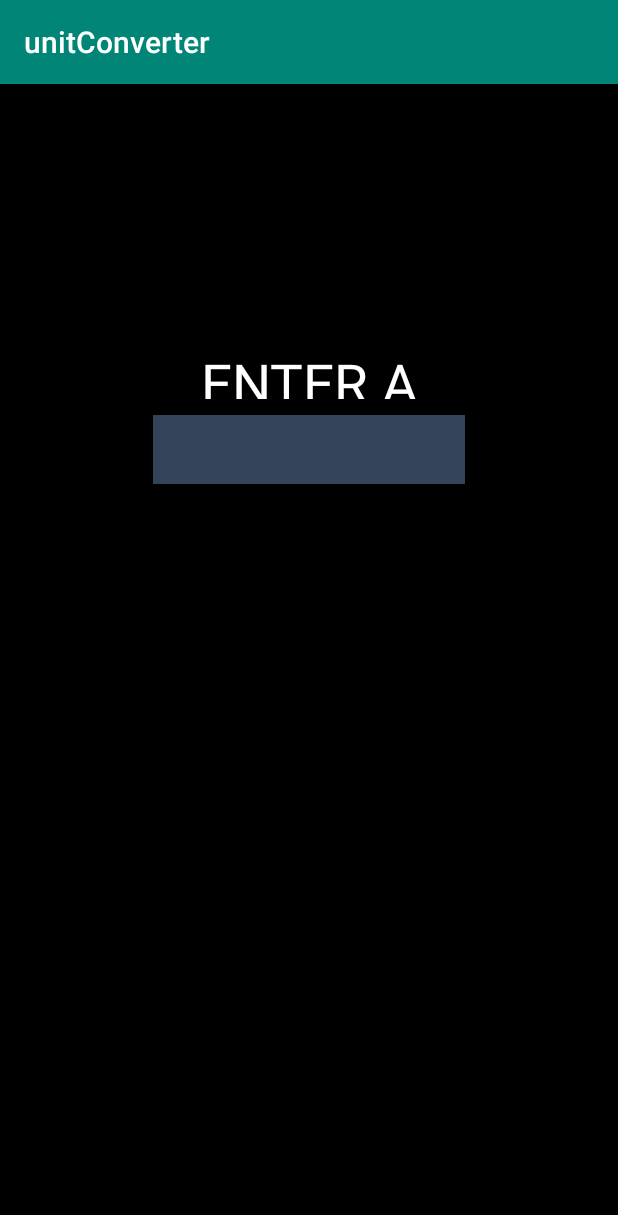
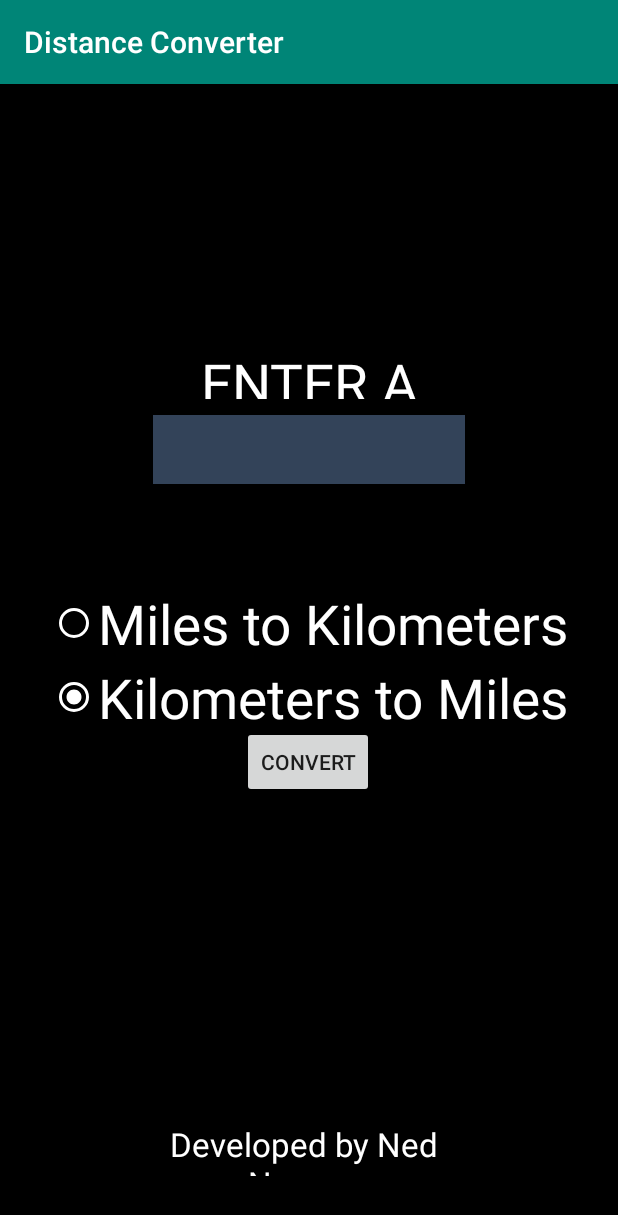
Before and after one commit to ned777/unitConverter, an Android app: the screen it shows after launch (MainActivity), on a phone screen of 412 x 824 dp. Shown: the top 1215 px of the screen. Run offline under Robolectric (Android 15) with nearby library versions, the phone set to English and light mode, and no system bars.

Commit message:
successfully make single selection between two radio button. successfully convert and display number in mile or km.

```diff
--- a/app/src/main/java/com/example/unitconverter/MainActivity.java
+++ b/app/src/main/java/com/example/unitconverter/MainActivity.java
@@ -6,12 +6,18 @@ import android.widget.EditText;
 import android.widget.TextView;
 import android.widget.Button;
 import android.view.View;
+import android.widget.RadioButton;
+import android.widget.RadioGroup;
+
 
 
 
 
 
 public class MainActivity extends AppCompatActivity {
+
+    RadioButton m2km,km2m;
+    RadioGroup radioGroup;
 
     @Override
     protected void onCreate(Bundle savedInstanceState) {
@@ -20,16 +26,33 @@ public class MainActivity extends AppCompatActivity {
 
         final EditText inputText = findViewById(R.id.editText);
         final TextView outputText = findViewById(R.id.textView1);
+
+        m2km = (RadioButton)findViewById(R.id.radioButton);
+        km2m = (RadioButton)findViewById(R.id.radioButton2);
+        radioGroup = (RadioGroup)findViewById(R.id.RGroup);
+
+
+
         Button Add = findViewById(R.id.bt_add);
 
         Add.setOnClickListener(new View.OnClickListener() {
             @Override
             public void onClick(View v){
 
-                double convertedNumber = (Double.valueOf(inputText.getText().toString()))/2;
-                String stringdouble= Double.toString(convertedNumber);
+                if(m2km.isChecked()) {
 
-                outputText.setText(stringdouble);
+                    double convertedNumber = (Double.valueOf(inputText.getText().toString())) * 1.6;
+                    String stringdouble = Double.toString(convertedNumber);
+
+                    outputText.setText(stringdouble + " KM");
+                }else{
+                    double convertedNumber = (Double.valueOf(inputText.getText().toString())) / 1.6;
+                    String stringdouble = Double.toString(convertedNumber);
+
+                    outputText.setText(stringdouble + " MI");
+                }
+
+
 
             }
         });
--- a/app/src/main/res/layout/activity_main.xml
+++ b/app/src/main/res/layout/activity_main.xml
@@ -35,4 +35,86 @@
         app:layout_constraintTop_toTopOf="parent"
         app:layout_constraintVertical_bias="0.238" />
 
+    <TextView
+        android:id="@+id/textView2"
+        android:layout_width="201dp"
+        android:layout_height="36dp"
+        android:gravity="center"
+        android:text="Developed by Ned Nguyen"
+        android:textColor="#FFFFFF"
+        android:textSize="33px"
+        app:layout_constraintBottom_toBottomOf="parent"
+        app:layout_constraintEnd_toEndOf="parent"
+        app:layout_constraintHorizontal_bias="0.485"
+        app:layout_constraintStart_toStartOf="parent"
+        app:layout_constraintTop_toTopOf="parent"
+        app:layout_constraintVertical_bias="0.945" />
+
+    <Button
+        android:id="@+id/bt_add"
+        android:layout_width="wrap_content"
+        android:layout_height="wrap_content"
+        android:text="CONVERT"
+        app:layout_constraintBottom_toBottomOf="parent"
+        app:layout_constraintEnd_toEndOf="parent"
+        app:layout_constraintHorizontal_bias="0.498"
+        app:layout_constraintStart_toStartOf="parent"
+        app:layout_constraintTop_toTopOf="parent"
+        app:layout_constraintVertical_bias="0.594" />
+
+    <TextView
+        android:id="@+id/textView1"
+        android:layout_width="wrap_content"
+        android:layout_height="wrap_content"
+
+        android:textColor="#FFFFFF"
+        android:textSize="88px"
+        app:layout_constraintBottom_toBottomOf="parent"
+        app:layout_constraintEnd_toEndOf="parent"
+        app:layout_constraintHorizontal_bias="0.498"
+        app:layout_constraintStart_toStartOf="parent"
+        app:layout_constraintTop_toTopOf="parent"
+        app:layout_constraintVertical_bias="0.397" />
+
+    <RadioGroup
+        android:id="@+id/RGroup"
+        android:layout_width="wrap_content"
+        android:layout_height="wrap_content"
+        app:layout_constraintBottom_toBottomOf="parent"
+        app:layout_constraintEnd_toEndOf="parent"
+        app:layout_constraintStart_toStartOf="parent"
+        app:layout_constraintTop_toTopOf="parent">
+
+        <RadioButton
+            android:id="@+id/radioButton"
+            android:layout_width="wrap_content"
+            android:layout_height="wrap_content"
+            android:buttonTint="#FFFFFF"
+            android:checked="true"
+            android:text="Miles to Kilometers"
+            android:textColor="#FFFFFF"
+            android:textSize="55px"
+            app:layout_constraintBottom_toBottomOf="parent"
+            app:layout_constraintEnd_toEndOf="parent"
+            app:layout_constraintStart_toStartOf="parent"
+            app:layout_constraintTop_toTopOf="parent"
+            app:layout_constraintVertical_bias="0.653" />
+
+        <RadioButton
+            android:id="@+id/radioButton2"
+            android:layout_width="wrap_content"
+            android:layout_height="wrap_content"
+            android:buttonTint="#FFFFFF"
+            android:checked="true"
+            android:text="Kilometers to Miles"
+            android:textColor="#FFFFFF"
+            android:textSize="55px"
+            app:layout_constraintBottom_toBottomOf="parent"
+            app:layout_constraintEnd_toEndOf="parent"
+            app:layout_constraintStart_toStartOf="parent"
+            app:layout_constraintTop_toTopOf="parent"
+            app:layout_constraintVertical_bias="0.719" />
+
+    </RadioGroup>
+
 </androidx.constraintlayout.widget.ConstraintLayout>
--- a/app/src/main/res/values/strings.xml
+++ b/app/src/main/res/values/strings.xml
@@ -1,3 +1,3 @@
 <resources>
-    <string name="app_name">unitConverter</string>
+    <string name="app_name">Distance Converter</string>
 </resources>
```
